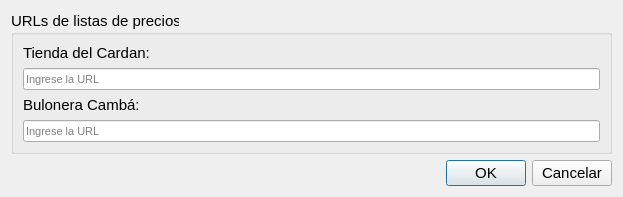
Old version of the form ui/config.ui in the repository angelogllrd/PrecioFacil.
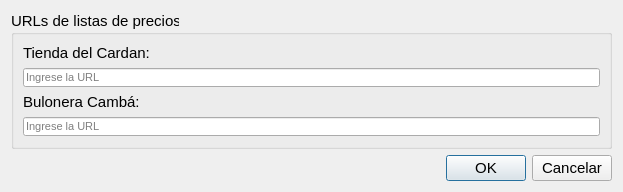
New version of the form.

Patch:
```diff
--- a/ui/config.ui
+++ b/ui/config.ui
@@ -10,6 +10,18 @@
     <height>192</height>
    </rect>
   </property>
+  <property name="minimumSize">
+   <size>
+    <width>623</width>
+    <height>192</height>
+   </size>
+  </property>
+  <property name="maximumSize">
+   <size>
+    <width>16777215</width>
+    <height>192</height>
+   </size>
+  </property>
   <property name="windowTitle">
    <string>Configuración</string>
   </property>
```
